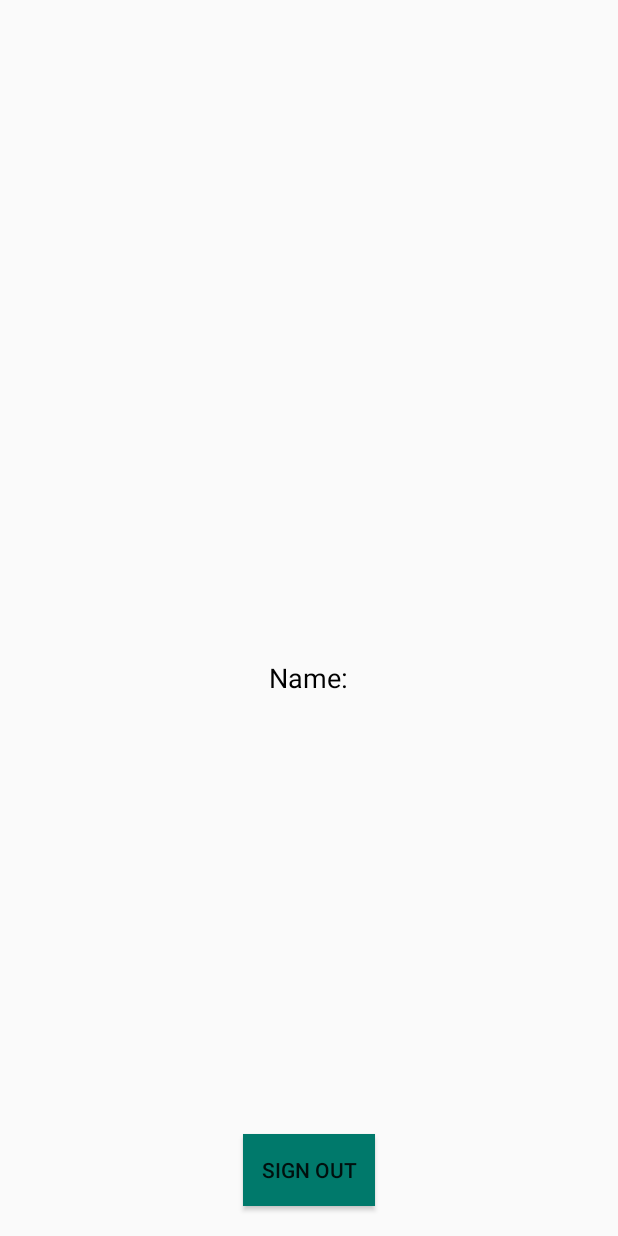
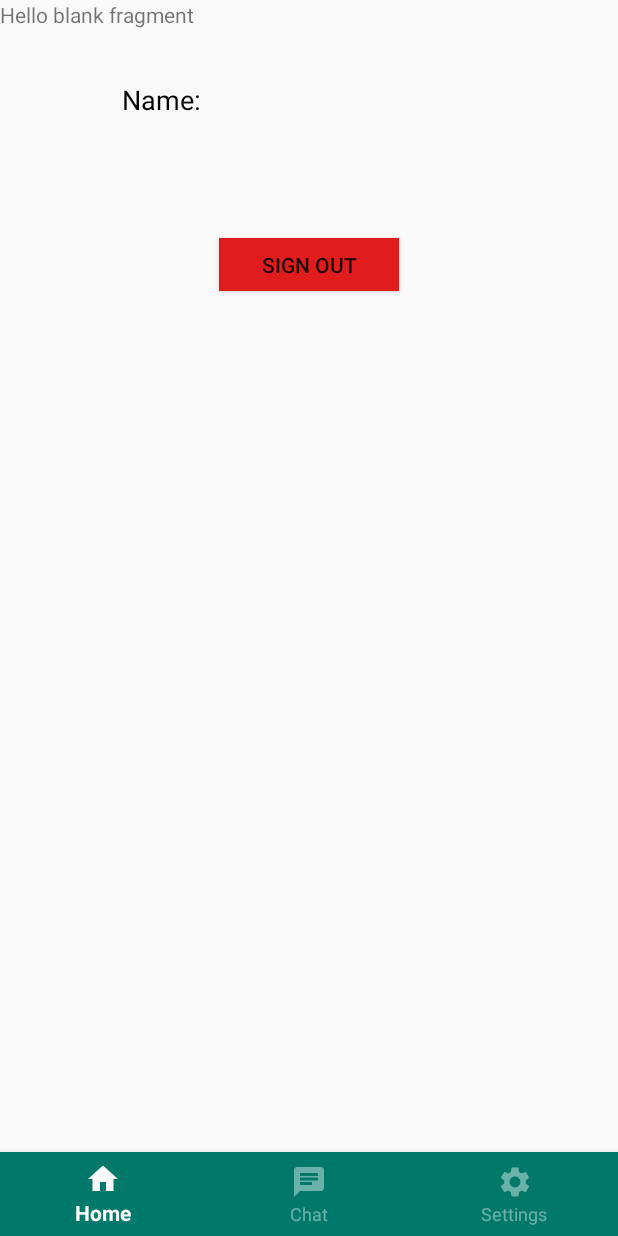
Before and after one commit to magdamiu/PartyMaker, an Android app: the PrincipalMenuActivity screen opened directly, with no data from a screen before it, on a phone screen of 412 x 824 dp. Run offline under Robolectric (Android 15) with nearby library versions, the phone set to English and light mode, and no system bars.

Commit message:
Licence project - bottom menu

```diff
--- /dev/null
+++ b/app/src/main/java/com/example/partymaker/HomeFragment.java
@@ -0,0 +1,51 @@
+package com.example.partymaker;
+
+import android.os.Bundle;
+
+import androidx.fragment.app.Fragment;
+
+import android.view.LayoutInflater;
+import android.view.View;
+import android.view.ViewGroup;
+
+/**
+ * A simple {@link Fragment} subclass.
+ * Use the {@link HomeFragment#newInstance} factory method to
+ * create an instance of this fragment.
+ */
+public class HomeFragment extends Fragment {
+
+    private static final String ARG_PARAM1 = "param1";
+    private static final String ARG_PARAM2 = "param2";
+
+    private String mParam1;
+    private String mParam2;
+
+    public HomeFragment() {
+        // Required empty public constructor
+    }
+
+    public static HomeFragment newInstance(String param1, String param2) {
+        HomeFragment fragment = new HomeFragment();
+        Bundle args = new Bundle();
+        args.putString(ARG_PARAM1, param1);
+        args.putString(ARG_PARAM2, param2);
+        fragment.setArguments(args);
+        return fragment;
+    }
+
+    @Override
+    public void onCreate(Bundle savedInstanceState) {
+        super.onCreate(savedInstanceState);
+        if (getArguments() != null) {
+            mParam1 = getArguments().getString(ARG_PARAM1);
+            mParam2 = getArguments().getString(ARG_PARAM2);
+        }
+    }
+
+    @Override
+    public View onCreateView(LayoutInflater inflater, ViewGroup container,
+                             Bundle savedInstanceState) {
+        return inflater.inflate(R.layout.fragment_home, container, false);
+    }
+}
--- a/app/src/main/java/com/example/partymaker/PrincipalMenuActivity.java
+++ b/app/src/main/java/com/example/partymaker/PrincipalMenuActivity.java
@@ -1,11 +1,16 @@
 package com.example.partymaker;
 
+import androidx.annotation.NonNull;
 import androidx.appcompat.app.AppCompatActivity;
+import androidx.fragment.app.Fragment;
+import androidx.fragment.app.FragmentTransaction;
 
 import android.annotation.SuppressLint;
 import android.content.Intent;
 import android.net.Uri;
 import android.os.Bundle;
+import android.view.MenuItem;
+import android.view.View;
 import android.widget.Button;
 import android.widget.ImageView;
 import android.widget.TextView;
@@ -16,6 +21,8 @@ import com.google.android.gms.auth.api.signin.GoogleSignIn;
 import com.google.android.gms.auth.api.signin.GoogleSignInAccount;
 import com.google.android.gms.auth.api.signin.GoogleSignInClient;
 import com.google.android.gms.auth.api.signin.GoogleSignInOptions;
+import com.google.android.material.bottomnavigation.BottomNavigationMenu;
+import com.google.android.material.bottomnavigation.BottomNavigationView;
 
 public class PrincipalMenuActivity extends AppCompatActivity {
 
@@ -50,7 +57,36 @@ public class PrincipalMenuActivity extends AppCompatActivity {
 
 
         googleSignOut.setOnClickListener((View -> {signOut(); }));
+
+        //de aici incepe implementarea fragmentelor pentru navigation menu
+        BottomNavigationView bottomNav = findViewById(R.id.bottomNav);
+        openFragment(new HomeFragment());
+
+        bottomNav.setOnNavigationItemSelectedListener(item -> {
+            switch (item.getItemId()) {
+                case R.id.home:
+                    openFragment(new HomeFragment());
+                    return true;
+
+                case R.id.chat:
+                    openFragment(new ChatFragment());
+                    return true;
+
+                case R.id.setting:
+                    openFragment(new SettingsFragment());
+                    return true;
+            }
+            return false;
+        });
     }
+
+    void openFragment(Fragment fragment) {
+        FragmentTransaction fragmentTransaction = getSupportFragmentManager().beginTransaction();
+        fragmentTransaction.replace(R.id.frameLayout, fragment);
+        fragmentTransaction.addToBackStack(null);
+        fragmentTransaction.commit();
+    }
+
 
     @SuppressLint("ShowToast")
     private void signOut() {
--- /dev/null
+++ b/app/src/main/res/color/bottom_nav_item_selector.xml
@@ -0,0 +1,9 @@
+<?xml version="1.0" encoding="utf-8"?>
+<selector xmlns:android="http://schemas.android.com/apk/res/android">
+    <item
+        android:state_checked="true"
+        android:color="@android:color/white"/>
+
+    <item
+        android:color="#6AFFFFFF"/>
+</selector>
--- /dev/null
+++ b/app/src/main/res/drawable/ic_home.xml
@@ -0,0 +1,10 @@
+<vector xmlns:android="http://schemas.android.com/apk/res/android"
+    android:width="24dp"
+    android:height="24dp"
+    android:viewportWidth="24"
+    android:viewportHeight="24"
+    android:tint="?attr/colorControlNormal">
+  <path
+      android:fillColor="@android:color/white"
+      android:pathData="M10,20v-6h4v6h5v-8h3L12,3 2,12h3v8z"/>
+</vector>
--- /dev/null
+++ b/app/src/main/res/drawable/ic_settings.xml
@@ -0,0 +1,10 @@
+<vector xmlns:android="http://schemas.android.com/apk/res/android"
+    android:width="24dp"
+    android:height="24dp"
+    android:viewportWidth="24"
+    android:viewportHeight="24"
+    android:tint="?attr/colorControlNormal">
+  <path
+      android:fillColor="@android:color/white"
+      android:pathData="M19.14,12.94c0.04,-0.3 0.06,-0.61 0.06,-0.94c0,-0.32 -0.02,-0.64 -0.07,-0.94l2.03,-1.58c0.18,-0.14 0.23,-0.41 0.12,-0.61l-1.92,-3.32c-0.12,-0.22 -0.37,-0.29 -0.59,-0.22l-2.39,0.96c-0.5,-0.38 -1.03,-0.7 -1.62,-0.94L14.4,2.81c-0.04,-0.24 -0.24,-0.41 -0.48,-0.41h-3.84c-0.24,0 -0.43,0.17 -0.47,0.41L9.25,5.35C8.66,5.59 8.12,5.92 7.63,6.29L5.24,5.33c-0.22,-0.08 -0.47,0 -0.59,0.22L2.74,8.87C2.62,9.08 2.66,9.34 2.86,9.48l2.03,1.58C4.84,11.36 4.8,11.69 4.8,12s0.02,0.64 0.07,0.94l-2.03,1.58c-0.18,0.14 -0.23,0.41 -0.12,0.61l1.92,3.32c0.12,0.22 0.37,0.29 0.59,0.22l2.39,-0.96c0.5,0.38 1.03,0.7 1.62,0.94l0.36,2.54c0.05,0.24 0.24,0.41 0.48,0.41h3.84c0.24,0 0.44,-0.17 0.47,-0.41l0.36,-2.54c0.59,-0.24 1.13,-0.56 1.62,-0.94l2.39,0.96c0.22,0.08 0.47,0 0.59,-0.22l1.92,-3.32c0.12,-0.22 0.07,-0.47 -0.12,-0.61L19.14,12.94zM12,15.6c-1.98,0 -3.6,-1.62 -3.6,-3.6s1.62,-3.6 3.6,-3.6s3.6,1.62 3.6,3.6S13.98,15.6 12,15.6z"/>
+</vector>
--- a/app/src/main/res/layout/activity_main.xml
+++ b/app/src/main/res/layout/activity_main.xml
@@ -45,6 +45,4 @@
         android:layout_alignParentBottom="true"
         android:layout_marginBottom="25dp"
         android:layout_centerInParent="true" />
-
-
 </RelativeLayout>
--- a/app/src/main/res/layout/activity_pricipal_menu.xml
+++ b/app/src/main/res/layout/activity_pricipal_menu.xml
@@ -1,5 +1,5 @@
 <?xml version="1.0" encoding="utf-8"?>
-<RelativeLayout xmlns:android="http://schemas.android.com/apk/res/android"
+<androidx.constraintlayout.widget.ConstraintLayout xmlns:android="http://schemas.android.com/apk/res/android"
     xmlns:app="http://schemas.android.com/apk/res-auto"
     xmlns:tools="http://schemas.android.com/tools"
     android:layout_width="match_parent"
@@ -7,36 +7,67 @@
     tools:context=".PrincipalMenuActivity">
 
     <LinearLayout
-        android:layout_width="wrap_content"
+        android:layout_width="250dp"
         android:layout_height="wrap_content"
+        android:layout_centerHorizontal="true"
+        android:layout_centerVertical="true"
         android:orientation="vertical"
-        android:layout_centerHorizontal="true"
-        android:layout_centerVertical="true">
+        app:layout_constraintBottom_toBottomOf="@+id/frameLayout"
+        android:layout_marginBottom="500dp"
+        app:layout_constraintEnd_toEndOf="parent"
+        app:layout_constraintStart_toStartOf="parent"
+        app:layout_constraintTop_toTopOf="parent">
+
+        <TextView
+            android:id="@+id/username"
+            android:layout_width="250dp"
+            android:layout_height="wrap_content"
+            android:text="@string/tvUsername"
+            android:textColor="@color/black"
+            android:textSize="18sp" />
 
         <ImageView
             android:id="@+id/profilePicture"
             android:layout_width="80dp"
             android:layout_height="80dp"
+            android:layout_gravity="center"
             tools:layout_editor_absoluteX="165dp"
             tools:layout_editor_absoluteY="325dp" />
 
-        <TextView
-            android:layout_width="wrap_content"
-            android:layout_height="wrap_content"
-            android:id="@+id/username"
-            android:text="@string/tvUsername"
-            android:textSize="18sp"
-            android:textColor="@color/black"
-            android:layout_gravity="center"/>
+        <Button
+            android:id="@+id/button"
+            android:layout_width="120dp"
+            android:layout_height="35dp"
+            android:layout_gravity="center"
+            android:layout_marginBottom="20dp"
+            android:background="#E11C1C"
+            android:text="Sign out"
+            tools:ignore="MissingConstraints" />
     </LinearLayout>
 
-    <Button
-        android:id="@+id/button"
-        android:layout_width="wrap_content"
-        android:layout_height="wrap_content"
-        android:text="Sign out"
-        android:layout_centerHorizontal="true"
-        android:layout_alignParentBottom="true"
-        android:layout_marginBottom="20dp"
-        android:background="@color/colorPrimary"/>
-</RelativeLayout>
+
+
+    <FrameLayout
+        android:layout_width="match_parent"
+        android:layout_height="0sp"
+        android:id="@+id/frameLayout"
+        app:layout_constraintTop_toTopOf="parent"
+        app:layout_constraintBottom_toTopOf="@id/bottomNav">
+    </FrameLayout>
+
+        <com.google.android.material.bottomnavigation.BottomNavigationView
+            android:layout_width="match_parent"
+            android:layout_height="wrap_content"
+            android:id="@+id/bottomNav"
+            app:layout_constraintTop_toBottomOf="@id/frameLayout"
+            app:layout_constraintBottom_toBottomOf="parent"
+            android:background="@color/colorPrimary"
+            app:menu="@menu/bottom_nav_menu"
+            app:itemIconTint="@color/bottom_nav_item_selector"
+            app:itemTextColor="@color/bottom_nav_item_selector"
+            app:labelVisibilityMode="labeled" />
+
+
+
+
+</androidx.constraintlayout.widget.ConstraintLayout>
--- /dev/null
+++ b/app/src/main/res/layout/fragment_home.xml
@@ -0,0 +1,14 @@
+<?xml version="1.0" encoding="utf-8"?>
+<FrameLayout xmlns:android="http://schemas.android.com/apk/res/android"
+    xmlns:tools="http://schemas.android.com/tools"
+    android:layout_width="match_parent"
+    android:layout_height="match_parent"
+    tools:context=".HomeFragment">
+
+    <!-- TODO: Update blank fragment layout -->
+    <TextView
+        android:layout_width="match_parent"
+        android:layout_height="match_parent"
+        android:text="@string/hello_blank_fragment" />
+
+</FrameLayout>
--- /dev/null
+++ b/app/src/main/res/menu/bottom_nav_menu.xml
@@ -0,0 +1,19 @@
+<?xml version="1.0" encoding="utf-8"?>
+<menu xmlns:android="http://schemas.android.com/apk/res/android">
+
+    <item
+        android:id="@+id/home"
+        android:icon="@drawable/ic_home"
+        android:title="Home"/>
+
+    <item
+        android:id="@+id/chat"
+        android:icon="@drawable/ic_chat"
+        android:title="Chat"/>
+
+    <item
+        android:id="@+id/setting"
+        android:icon="@drawable/ic_settings"
+        android:title="Settings"/>
+
+</menu>
--- a/app/src/main/res/values/strings.xml
+++ b/app/src/main/res/values/strings.xml
@@ -4,4 +4,6 @@
     <string name="tvUsername">Name: </string>
     <string name="tvMainTitle">Party Maker</string>
     <string name="tvMainDescription">Join us and build your relationship with others</string>
+    <!-- TODO: Remove or change this placeholder text -->
+    <string name="hello_blank_fragment">Hello blank fragment</string>
 </resources>
```
Also changed, not shown: app/src/main/java/com/example/partymaker/ChatFragment.java (added, +64 -0 lines), app/src/main/java/com/example/partymaker/MainActivity.java (+6 -2 lines), app/src/main/java/com/example/partymaker/SettingsFragment.java (added, +64 -0 lines), app/src/main/res/layout/fragment_chat.xml (added, +14 -0 lines), app/src/main/res/layout/fragment_settings.xml (added, +14 -0 lines), app/src/main/res/menu/drawer_menu.xml (deleted, +0 -30 lines).
